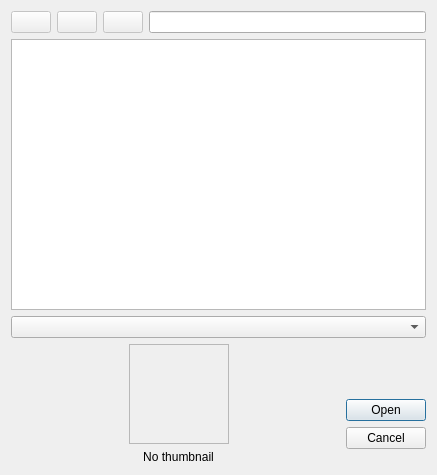
Old version of the form Sources/EngineGui/GroBrowser/GroBrowser.ui in the repository SeriousAlexej/Serious-Engine.
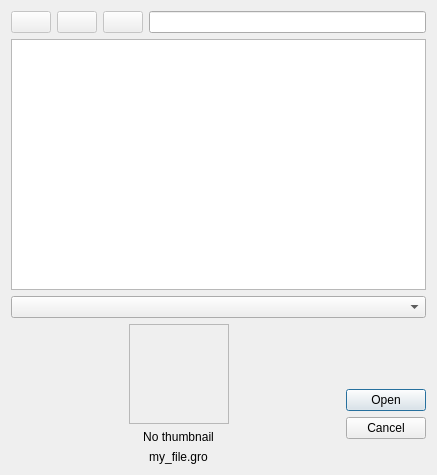
New version of the form. The open tabs and pages were chosen to show the change. Icons and pictures are not drawn.

Commit message: Add archive name to gro browser

Patch:
```diff
--- a/Sources/EngineGui/GroBrowser/GroBrowser.ui
+++ b/Sources/EngineGui/GroBrowser/GroBrowser.ui
@@ -227,7 +227,17 @@
               <string>No thumbnail</string>
              </property>
              <property name="alignment">
-              <set>Qt::AlignCenter</set>
+              <set>Qt::AlignmentFlag::AlignCenter</set>
+             </property>
+            </widget>
+           </item>
+           <item>
+            <widget class="QLabel" name="groName">
+             <property name="text">
+              <string notr="true">my_file.gro</string>
+             </property>
+             <property name="alignment">
+              <set>Qt::AlignmentFlag::AlignCenter</set>
              </property>
             </widget>
            </item>
```
Left out of the diff: 36 changed lines with no effect on the pictures. The commit also changes 1 other file.
